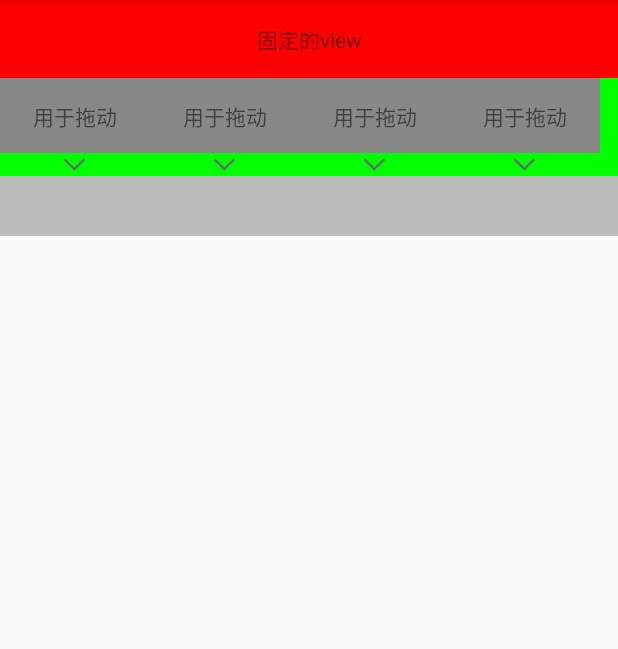
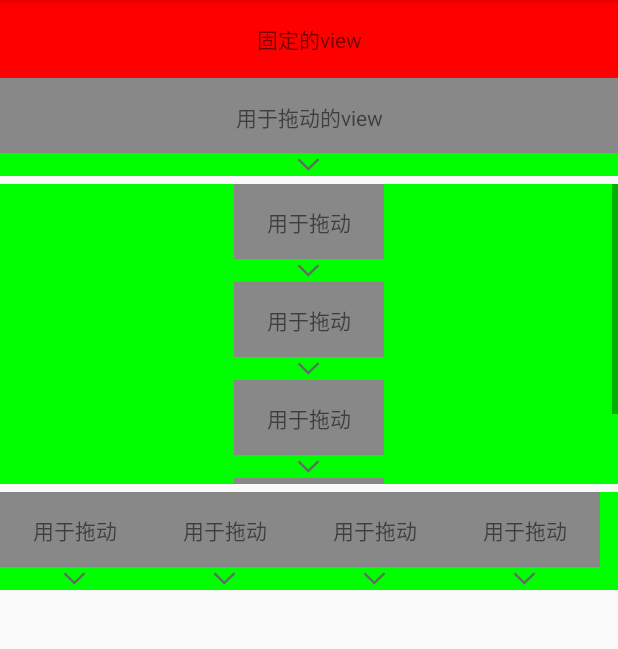
Before and after one commit to ouyangzn/training, an Android app: the ViewDragActivity screen opened directly, with no data from a screen before it, on a phone screen of 412 x 824 dp, the part 84-733 px from its top. Run offline under Robolectric (Android 15) with nearby library versions, the phone set to English and light mode, and no system bars; our stand-ins replace ButterKnife; 1 statement that could not run was skipped.

Commit message:
优化TopDragLayout,支持子view为横向或竖向可滚动的view

```diff
--- a/app/src/main/java/com/ouyangzn/module/testViewDrag/ViewDragActivity.java
+++ b/app/src/main/java/com/ouyangzn/module/testViewDrag/ViewDragActivity.java
@@ -17,11 +17,8 @@
 package com.ouyangzn.module.testViewDrag;
 
 import android.os.Bundle;
-import android.view.MotionEvent;
-import android.view.View;
 import com.ouyangzn.R;
 import com.ouyangzn.base.BaseActivity;
-import com.ouyangzn.utils.Log;
 
 public class ViewDragActivity extends BaseActivity {
 
@@ -34,25 +31,7 @@ public class ViewDragActivity extends BaseActivity {
   }
 
   @Override protected void initView(Bundle savedInstanceState) {
-    View view = findViewById(R.id.layout);
-    view.setClickable(true);
-    view.setOnTouchListener(new View.OnTouchListener() {
-      @Override public boolean onTouch(View v, MotionEvent event) {
-        int action = event.getAction();
-        switch (action) {
-          case MotionEvent.ACTION_DOWN:
-            Log.d(TAG, "-----------ACTION_DOWN-------------");
-            break;
-          case MotionEvent.ACTION_MOVE:
-            Log.d(TAG, "-----------ACTION_MOVE-------------");
-            break;
-          case MotionEvent.ACTION_UP:
-            Log.d(TAG, "-----------ACTION_UP-------------");
-            break;
-        }
-        return false;
-      }
-    });
+
   }
 
 
--- a/app/src/main/res/layout/activity_view_drag.xml
+++ b/app/src/main/res/layout/activity_view_drag.xml
@@ -14,7 +14,6 @@
   ~ limitations under the License.
   ~
   -->
-
 <LinearLayout
     xmlns:android="http://schemas.android.com/apk/res/android"
     xmlns:app="http://schemas.android.com/apk/res-auto"
@@ -37,10 +36,7 @@
       app:remain_height="15dp"
       app:threshold_height="10dp"
       >
-
-    <include layout="@layout/view_horizontal_scroll"/>
-
-    <!--<LinearLayout
+    <LinearLayout
         android:layout_width="match_parent"
         android:layout_height="wrap_content"
         android:orientation="vertical"
@@ -59,41 +55,26 @@
           android:layout_gravity="center_horizontal"
           android:src="@drawable/ic_arrow_down"
           />
-    </LinearLayout>-->
+    </LinearLayout>
   </com.ouyangzn.view.TopDragLayout>
-
-  <RelativeLayout
-      android:id="@+id/layout"
-      android:layout_width="wrap_content"
+  <com.ouyangzn.view.TopDragLayout
+      android:layout_width="match_parent"
       android:layout_height="wrap_content"
-      android:background="#8888"
+      android:layout_marginBottom="5dp"
+      android:layout_marginTop="5dp"
+      android:background="#0f0"
+      app:remain_height="30dp"
+      app:threshold_height="10dp"
       >
-
-<!--
-    <com.ouyangzn.view.CornerMarkText
-        android:layout_width="wrap_content"
-        android:layout_height="wrap_content"
-        android:layout_margin="20dp"
-        android:layout_alignParentRight="true"
-        android:padding="5dp"
-        android:background="#8888"
-        android:text="java"
-        android:textColor="#ff0000"
-        android:textSize="10sp"
-        />
--->
-    <com.ouyangzn.view.CornerMarkText
-        android:layout_width="wrap_content"
-        android:layout_height="wrap_content"
-        android:layout_alignParentRight="true"
-        android:layout_margin="20dp"
-        android:background="#8000ff00"
-        app:bg_color="#800000ff"
-        app:text="java"
-        app:text_color="#ffffff"
-        app:text_size="10sp"
-        />
-
-  </RelativeLayout>
-
+    <include layout="@layout/view_vertical_scroll"/>
+  </com.ouyangzn.view.TopDragLayout>
+  <com.ouyangzn.view.TopDragLayout
+      android:layout_width="match_parent"
+      android:layout_height="wrap_content"
+      android:background="#0f0"
+      app:remain_height="15dp"
+      app:threshold_height="10dp"
+      >
+    <include layout="@layout/view_horizontal_scroll"/>
+  </com.ouyangzn.view.TopDragLayout>
 </LinearLayout>
--- /dev/null
+++ b/app/src/main/res/layout/view_vertical_scroll.xml
@@ -0,0 +1,109 @@
+<?xml version="1.0" encoding="utf-8"?>
+<!--
+  ~ Copyright (c) 2016.  ouyangzn   <email : ouyangzn@163.com>
+  ~ Licensed under the Apache License, Version 2.0 (the "License");
+  ~ you may not use this file except in compliance with the License.
+  ~ You may obtain a copy of the License at
+  ~
+  ~     http://www.apache.org/licenses/LICENSE-2.0
+  ~
+  ~ Unless required by applicable law or agreed to in writing, software
+  ~ distributed under the License is distributed on an "AS IS" BASIS,
+  ~ WITHOUT WARRANTIES OR CONDITIONS OF ANY KIND, either express or implied.
+  ~ See the License for the specific language governing permissions and
+  ~ limitations under the License.
+  ~
+  -->
+<ScrollView
+    xmlns:android="http://schemas.android.com/apk/res/android"
+    android:layout_width="match_parent"
+    android:layout_height="200dp"
+    >
+  <LinearLayout
+      android:layout_width="match_parent"
+      android:layout_height="wrap_content"
+      android:gravity="center_horizontal"
+      android:orientation="vertical"
+      >
+    <LinearLayout
+        android:layout_width="100dp"
+        android:layout_height="wrap_content"
+        android:orientation="vertical"
+        >
+      <TextView
+          android:layout_width="match_parent"
+          android:layout_height="50dp"
+          android:background="#888"
+          android:gravity="center"
+          android:padding="15dp"
+          android:text="用于拖动的view"
+          />
+      <ImageView
+          android:layout_width="wrap_content"
+          android:layout_height="wrap_content"
+          android:layout_gravity="center_horizontal"
+          android:src="@drawable/ic_arrow_down"
+          />
+    </LinearLayout>
+    <LinearLayout
+        android:layout_width="100dp"
+        android:layout_height="wrap_content"
+        android:orientation="vertical"
+        >
+      <TextView
+          android:layout_width="match_parent"
+          android:layout_height="50dp"
+          android:background="#888"
+          android:gravity="center"
+          android:padding="15dp"
+          android:text="用于拖动的view"
+          />
+      <ImageView
+          android:layout_width="wrap_content"
+          android:layout_height="wrap_content"
+          android:layout_gravity="center_horizontal"
+          android:src="@drawable/ic_arrow_down"
+          />
+    </LinearLayout>
+    <LinearLayout
+        android:layout_width="100dp"
+        android:layout_height="wrap_content"
+        android:orientation="vertical"
+        >
+      <TextView
+          android:layout_width="match_parent"
+          android:layout_height="50dp"
+          android:background="#888"
+          android:gravity="center"
+          android:padding="15dp"
+          android:text="用于拖动的view"
+          />
+      <ImageView
+          android:layout_width="wrap_content"
+          android:layout_height="wrap_content"
+          android:layout_gravity="center_horizontal"
+          android:src="@drawable/ic_arrow_down"
+          />
+    </LinearLayout>
+    <LinearLayout
+        android:layout_width="100dp"
+        android:layout_height="wrap_content"
+        android:orientation="vertical"
+        >
+      <TextView
+          android:layout_width="match_parent"
+          android:layout_height="50dp"
+          android:background="#888"
+          android:gravity="center"
+          android:padding="15dp"
+          android:text="用于拖动的view"
+          />
+      <ImageView
+          android:layout_width="wrap_content"
+          android:layout_height="wrap_content"
+          android:layout_gravity="center_horizontal"
+          android:src="@drawable/ic_arrow_down"
+          />
+    </LinearLayout>
+  </LinearLayout>
+</ScrollView>
```
Also changed, not shown: app/src/main/java/com/ouyangzn/view/Test1Layout.java (renamed from app/src/main/java/com/ouyangzn/view/TestTestLayout.java, +6 -6 lines), app/src/main/java/com/ouyangzn/view/Test2Layout.java (added, +83 -0 lines), app/src/main/java/com/ouyangzn/view/Test3Layout.java (renamed from app/src/main/java/com/ouyangzn/view/TestLayout.java, +10 -10 lines), app/src/main/java/com/ouyangzn/view/TopDragLayout.java (+53 -2 lines), app/src/main/res/layout/activity_dispatcher.xml (+6 -7 lines).
